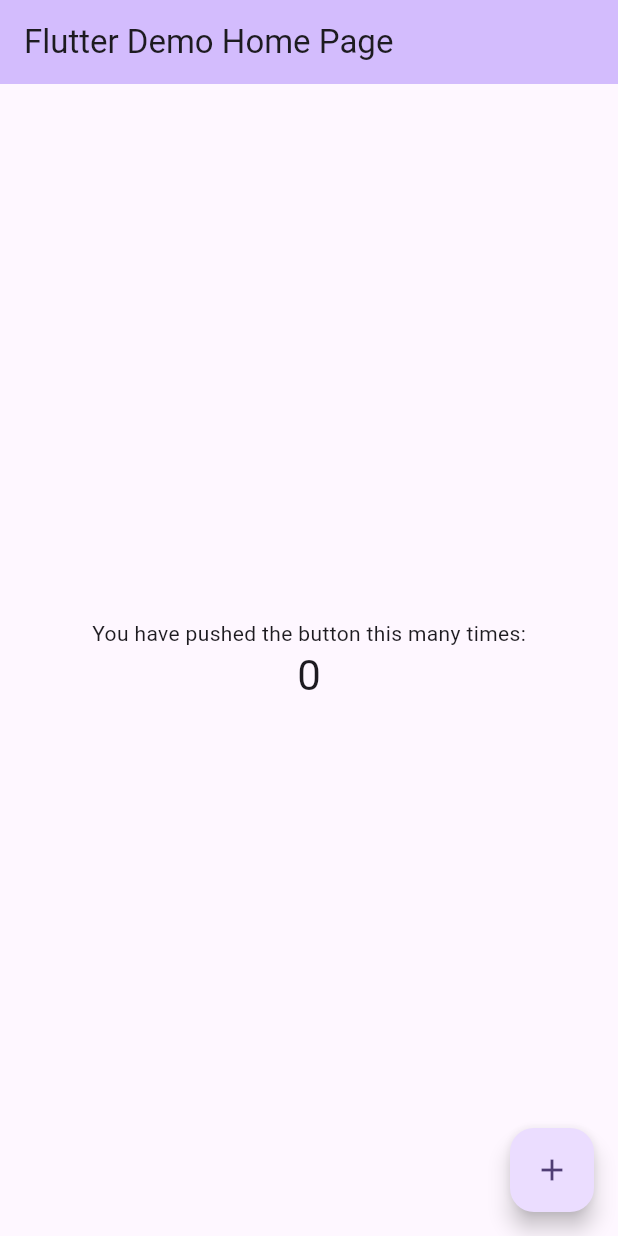
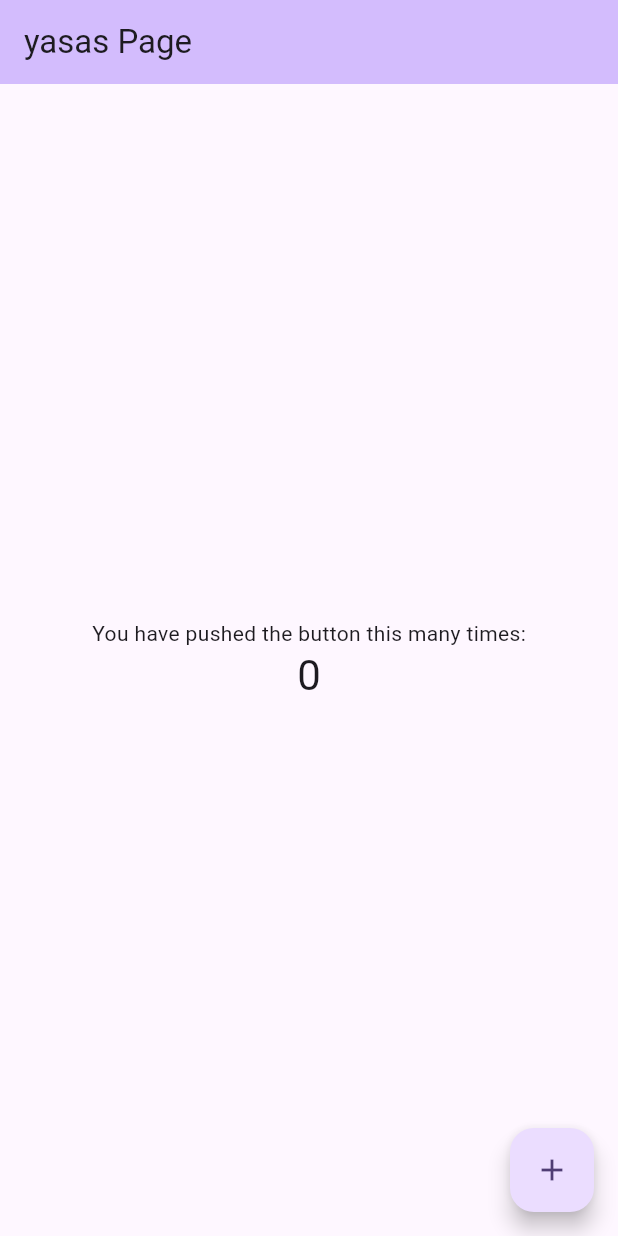
Before and after one commit to YasasPasinduFernando/my_notes_app_sinhala, a Flutter app: the screen it shows after launch, on a phone screen of 412 x 824 dp. Run offline on Flutter 3.47's test engine with Material 3 defaults, Android fonts, the phone set to English and light mode, and no system bars.

Commit message:
undestanding how to change ui

```diff
--- a/lib/main.dart
+++ b/lib/main.dart
@@ -11,7 +11,7 @@ class MyApp extends StatelessWidget {
   @override
   Widget build(BuildContext context) {
     return MaterialApp(
-      title: 'Flutter Demo',
+      title: 'Yasas',
       theme: ThemeData(
         // This is the theme of your application.
         //
@@ -31,7 +31,7 @@ class MyApp extends StatelessWidget {
         colorScheme: ColorScheme.fromSeed(seedColor: Colors.deepPurple),
         useMaterial3: true,
       ),
-      home: const MyHomePage(title: 'Flutter Demo Home Page'),
+      home: const MyHomePage(title: 'yasas Page'),
     );
   }
 }
```
